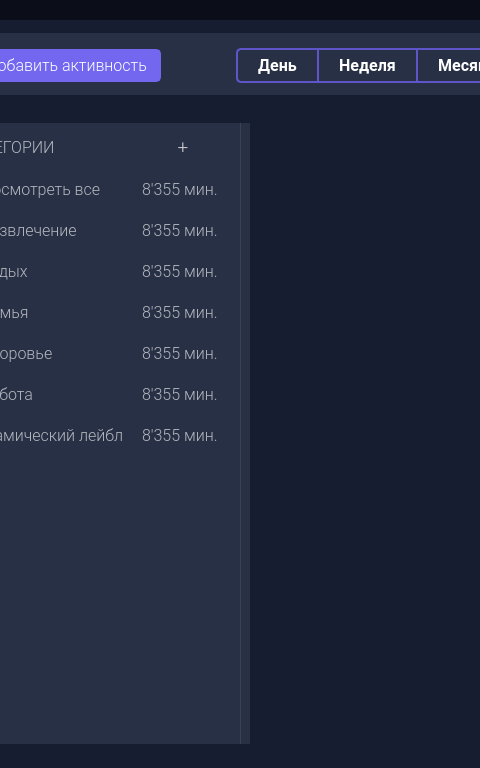
Old version of the form design/mainwindow_d.ui in the repository yurii-bel/project_2021; both pictures show x 310 to 790 and y 0 to 768 of the 1280 by 768 pixel window.
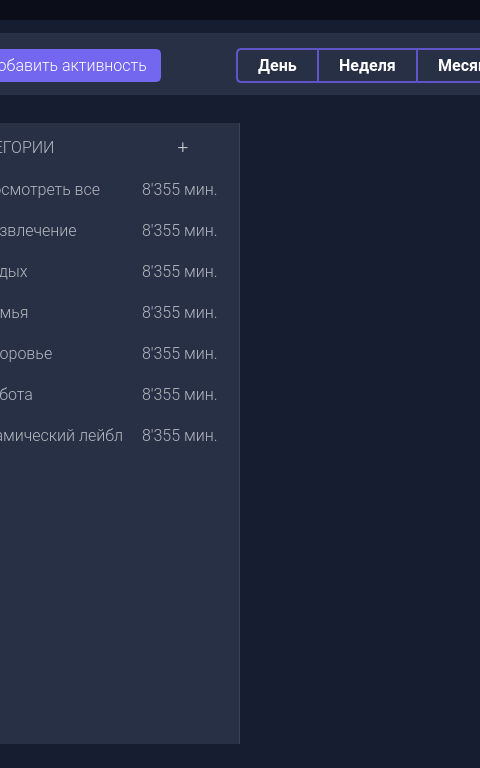
New version of the form. Icons and pictures are not drawn.

Commit message: Исправил фон главного окна (2 темы)

```diff
--- a/design/mainwindow_d.ui
+++ b/design/mainwindow_d.ui
@@ -795,7 +795,7 @@
      <rect>
       <x>259</x>
       <y>103</y>
-      <width>291</width>
+      <width>281</width>
       <height>621</height>
      </rect>
     </property>
@@ -1389,9 +1389,9 @@
    <widget class="QWidget" name="mainwindow_widget_view" native="true">
     <property name="geometry">
      <rect>
-      <x>560</x>
+      <x>550</x>
       <y>103</y>
-      <width>700</width>
+      <width>710</width>
       <height>621</height>
      </rect>
     </property>
@@ -1416,33 +1416,18 @@
 }</string>
     </property>
    </widget>
-   <widget class="QWidget" name="mainwindow_widget_separator" native="true">
-    <property name="geometry">
-     <rect>
-      <x>550</x>
-      <y>103</y>
-      <width>10</width>
-      <height>621</height>
-     </rect>
-    </property>
-    <property name="styleSheet">
-     <string notr="true">background-color: rgb(40, 48, 70);
-border-left: 1px solid #3B4253;</string>
-    </property>
-   </widget>
    <widget class="QWidget" name="mainwindow_widget_view_spacer" native="true">
     <property name="geometry">
      <rect>
-      <x>550</x>
+      <x>540</x>
       <y>103</y>
       <width>10</width>
       <height>621</height>
      </rect>
     </property>
     <property name="styleSheet">
-     <string notr="true">border-left: 1px solid #3B4253;
-background-color: #283046;
-background-image: url(design/img/background-image_spacer_d.png);</string>
+     <string notr="true">border-right: 1px solid #3B4253;
+background-color: #283046;</string>
     </property>
    </widget>
   </widget>
```
The commit also changes 6 other files.
